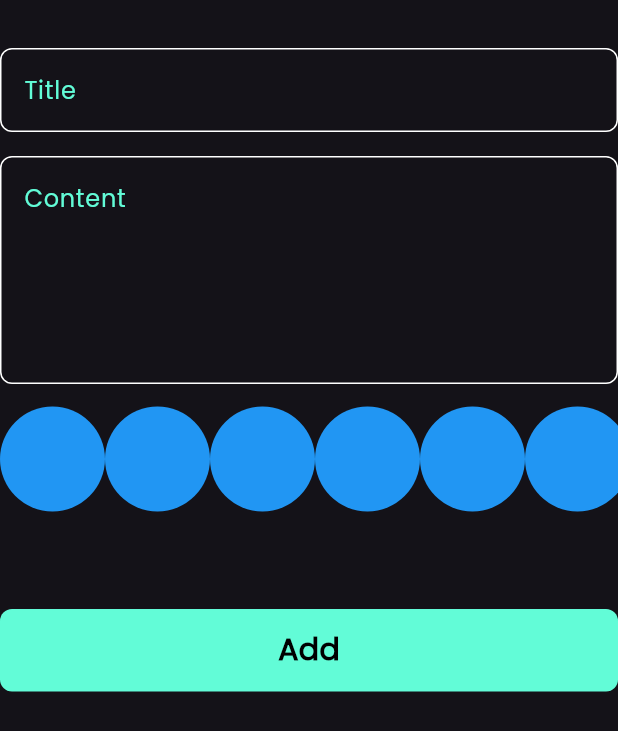
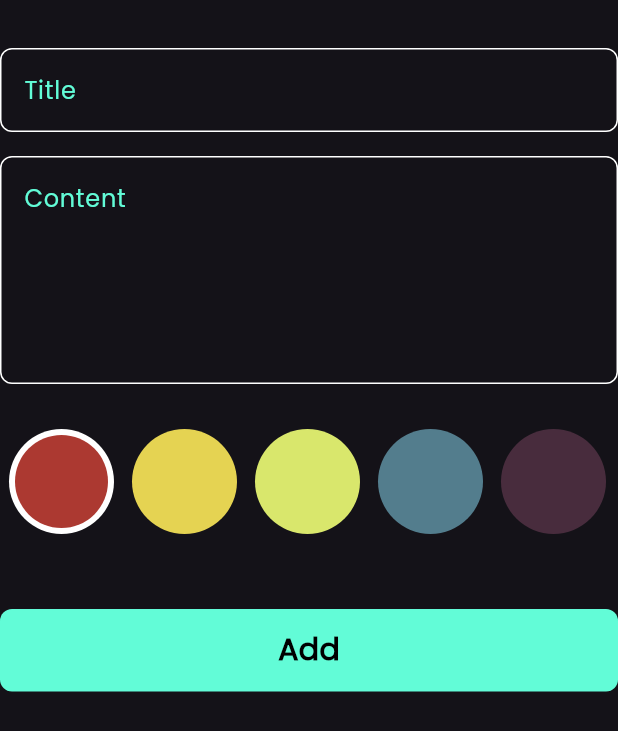
Before and after one commit to husseinmrba/notes_app_flutter, a Flutter app: the AddNoteForm widget shown alone on an empty page, opened directly, on a phone screen of 412 x 824 dp. Shown: the top 731 px of the screen. Run offline on Flutter 3.47's test engine with Material 3 defaults, Android fonts, the phone set to English and light mode, and no system bars; our stand-ins replace bloc, flutter_bloc, font_awesome_flutter, hive, hive_flutter; accounts and stored records are empty.

Commit message:
colors list view part two

```diff
--- a/lib/widgets/add_note_form.dart
+++ b/lib/widgets/add_note_form.dart
@@ -47,6 +47,9 @@ class _AddNoteFormState extends State<AddNoteForm> {
               subTitle = p0;
             },
           ),
+          const SizedBox(
+            height: 30,
+          ),
           const ColorsListView(),
           const SizedBox(
             height: 50,
--- a/lib/widgets/colors_list_view.dart
+++ b/lib/widgets/colors_list_view.dart
@@ -1,29 +1,70 @@
 import 'package:flutter/material.dart';
 
 class ColorItem extends StatelessWidget {
-  const ColorItem({super.key});
-
+  const ColorItem({
+    super.key,
+    required this.isActive,
+    required this.color,
+  });
+  final bool isActive;
+  final Color color;
   @override
   Widget build(BuildContext context) {
-    return const CircleAvatar(
-      backgroundColor: Colors.blue,
-      radius: 35,
-    );
+    return isActive
+        ? CircleAvatar(
+            backgroundColor: Colors.white,
+            radius: 35,
+            child: CircleAvatar(
+              backgroundColor: color,
+              radius: 31,
+            ),
+          )
+        : CircleAvatar(
+            backgroundColor: color,
+            radius: 35,
+          );
   }
 }
 
-class ColorsListView extends StatelessWidget {
+class ColorsListView extends StatefulWidget {
   const ColorsListView({super.key});
 
   @override
+  State<ColorsListView> createState() => _ColorsListViewState();
+}
+
+class _ColorsListViewState extends State<ColorsListView> {
+  int currentIndex = 0;
+  final List<Color> colors = const [
+    Color(0xffAC3931),
+    Color(0xffE5D352),
+    Color(0xffD9E76c),
+    Color(0xff537D8D),
+    Color(0xff482C3D),
+  ];
+  @override
   Widget build(BuildContext context) {
     return SizedBox(
-      height: 100,
+      height: 35 * 2,
       child: ListView.builder(
-          itemCount: 10,
+          itemCount: colors.length,
           scrollDirection: Axis.horizontal,
           itemBuilder: (context, index) {
-            return const ColorItem();
+            return Padding(
+              padding: const EdgeInsets.symmetric(
+                horizontal: 6,
+              ),
+              child: GestureDetector(
+                onTap: () {
+                  currentIndex = index;
+                  setState(() {});
+                },
+                child: ColorItem(
+                  isActive: currentIndex == index,
+                  color: colors[index],
+                ),
+              ),
+            );
           }),
     );
   }
```
